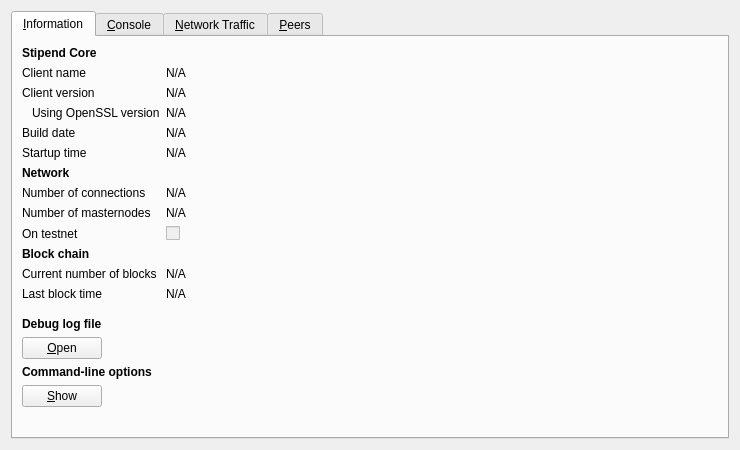
Before: the Qt Designer form src/qt/forms/rpcconsole.ui in Stipend-Developer/stipend, drawn with Qt 5.
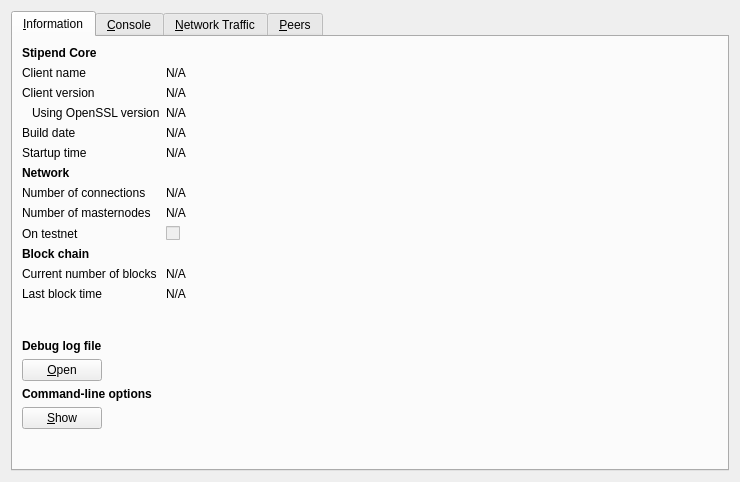
After: the same form once the commit is applied. The open tabs and pages were chosen to show the change. Icons and pictures are not drawn. Custom widgets are drawn as their Qt base class.

```diff
--- a/src/qt/forms/rpcconsole.ui
+++ b/src/qt/forms/rpcconsole.ui
@@ -7,7 +7,7 @@
     <x>0</x>
     <y>0</y>
     <width>740</width>
-    <height>450</height>
+    <height>482</height>
    </rect>
   </property>
   <property name="windowTitle">
```
Left out of the diff: 2 changed lines with no effect on the pictures.
